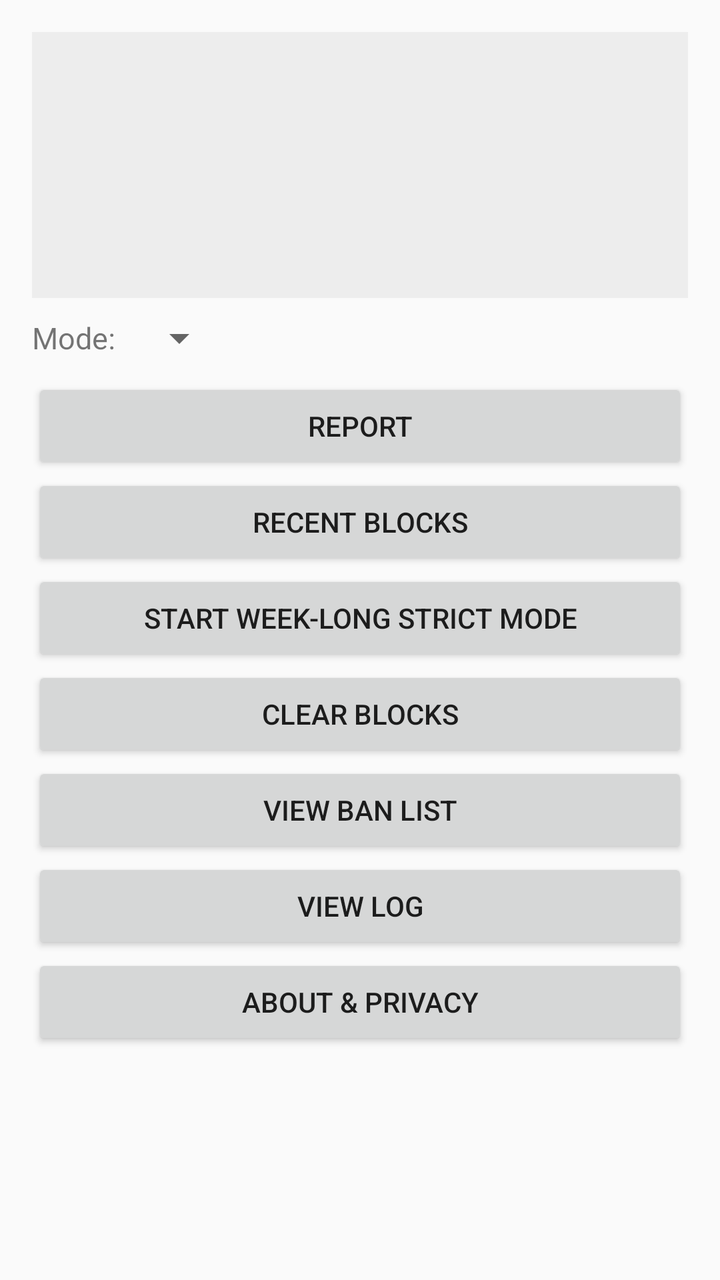
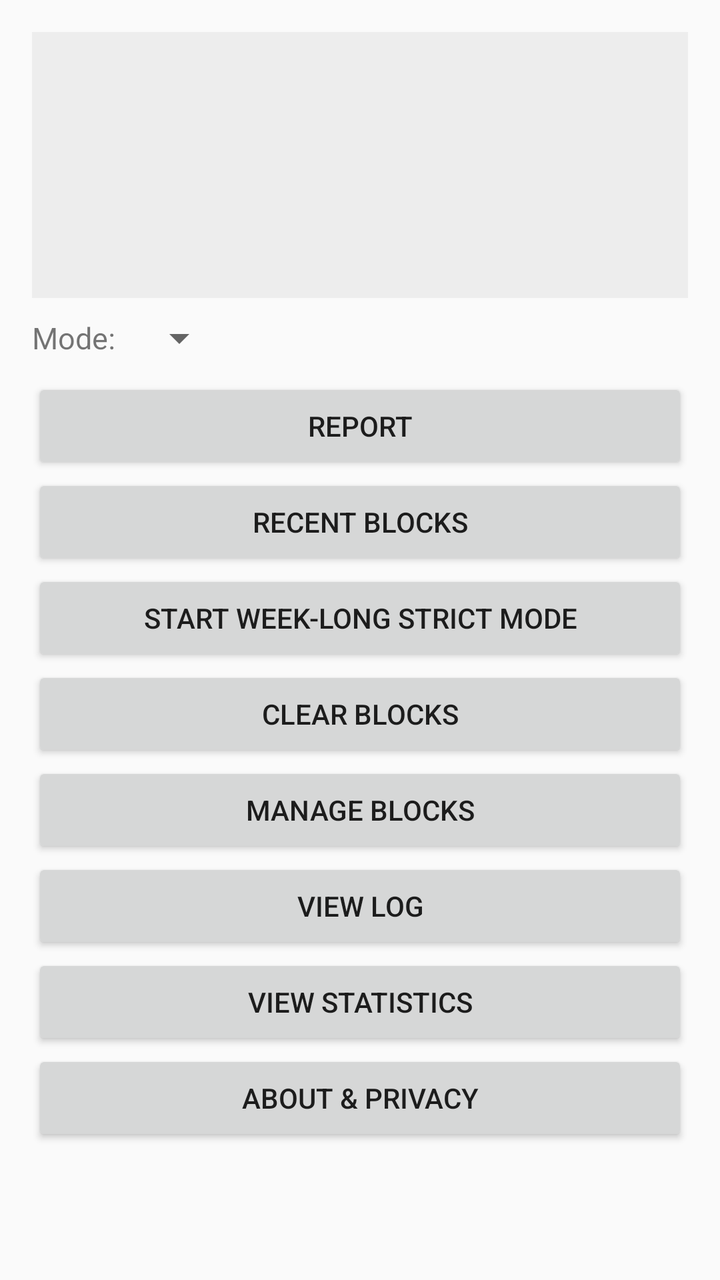

Screens rendered from an Android XML layout before and after an edit, with the pre-edit source and the edit as a unified diff.
<!-- AndroidManifest.xml: application theme Theme.WebTrafficMonitor -->
<!-- res/layout/activity_main.xml -->
<?xml version="1.0" encoding="utf-8"?>
<ScrollView xmlns:android="http://schemas.android.com/apk/res/android"
    android:layout_width="match_parent"
    android:layout_height="match_parent">

    <LinearLayout
        android:layout_width="match_parent"
        android:layout_height="wrap_content"
        android:orientation="vertical"
        android:padding="16dp">

        
        <LinearLayout
            android:layout_width="match_parent"
            android:layout_height="wrap_content"
            android:orientation="vertical"
            android:background="#0D000000"
            android:padding="12dp"
            android:layout_marginBottom="8dp">

            <TextView android:id="@+id/status_overlay"
                android:layout_width="match_parent" android:layout_height="wrap_content"
                android:clickable="true" android:focusable="true"
                android:paddingVertical="8dp" android:textSize="15sp" />
            <TextView android:id="@+id/status_accessibility"
                android:layout_width="match_parent" android:layout_height="wrap_content"
                android:clickable="true" android:focusable="true"
                android:paddingVertical="8dp" android:textSize="15sp" />
            <TextView android:id="@+id/status_lock"
                android:layout_width="match_parent" android:layout_height="wrap_content"
                android:clickable="true" android:focusable="true"
                android:paddingVertical="8dp" android:textSize="15sp" />
        </LinearLayout>

        
        <TextView android:id="@+id/status_active"
            android:layout_width="match_parent" android:layout_height="wrap_content"
            android:textSize="12sp" android:layout_marginBottom="8dp"
            android:visibility="gone" />

        
        <LinearLayout
            android:layout_width="match_parent" android:layout_height="wrap_content"
            android:orientation="horizontal" android:gravity="center_vertical"
            android:layout_marginBottom="8dp">
            <TextView android:layout_width="wrap_content" android:layout_height="wrap_content"
                android:text="Mode:" android:textSize="15sp" android:paddingEnd="8dp" />
            <Spinner android:id="@+id/spinner_mode"
                android:layout_width="wrap_content" android:layout_height="wrap_content" />
        </LinearLayout>

        
        <Button android:id="@+id/btn_report"
            android:layout_width="match_parent" android:layout_height="wrap_content"
            android:text="Report" />
        <Button android:id="@+id/btn_recent_blocks"
            android:layout_width="match_parent" android:layout_height="wrap_content"
            android:text="Recent blocks" />
        <Button android:id="@+id/btn_strict_week"
            android:layout_width="match_parent" android:layout_height="wrap_content"
            android:text="Start week-long strict mode" />
        <Button android:id="@+id/btn_clear_blocks"
            android:layout_width="match_parent" android:layout_height="wrap_content"
            android:text="@string/clear_blocks" />
        <Button android:id="@+id/btn_ban_list"
            android:layout_width="match_parent" android:layout_height="wrap_content"
            android:text="View ban list" />
        <Button android:id="@+id/btn_view_log"
            android:layout_width="match_parent" android:layout_height="wrap_content"
            android:text="View log" />
        <Button android:id="@+id/btn_about"
            android:layout_width="match_parent" android:layout_height="wrap_content"
            android:text="About &amp; privacy" />
    </LinearLayout>
</ScrollView>
<!-- resources referenced by this layout -->
<resources>
  <string name="clear_blocks">Clear blocks</string>
  <style name="Theme.WebTrafficMonitor" parent="Theme.AppCompat.Light.NoActionBar" />
</resources>

<!-- the commit's change to res/layout/activity_main.xml (unified diff, before → after) -->
@@ -64,10 +64,13 @@
             android:text="@string/clear_blocks" />
         <Button android:id="@+id/btn_ban_list"
             android:layout_width="match_parent" android:layout_height="wrap_content"
-            android:text="View ban list" />
+            android:text="Manage blocks" />
         <Button android:id="@+id/btn_view_log"
             android:layout_width="match_parent" android:layout_height="wrap_content"
             android:text="View log" />
+        <Button android:id="@+id/btn_stats"
+            android:layout_width="match_parent" android:layout_height="wrap_content"
+            android:text="View statistics" />
         <Button android:id="@+id/btn_about"
             android:layout_width="match_parent" android:layout_height="wrap_content"
             android:text="About &amp; privacy" />
